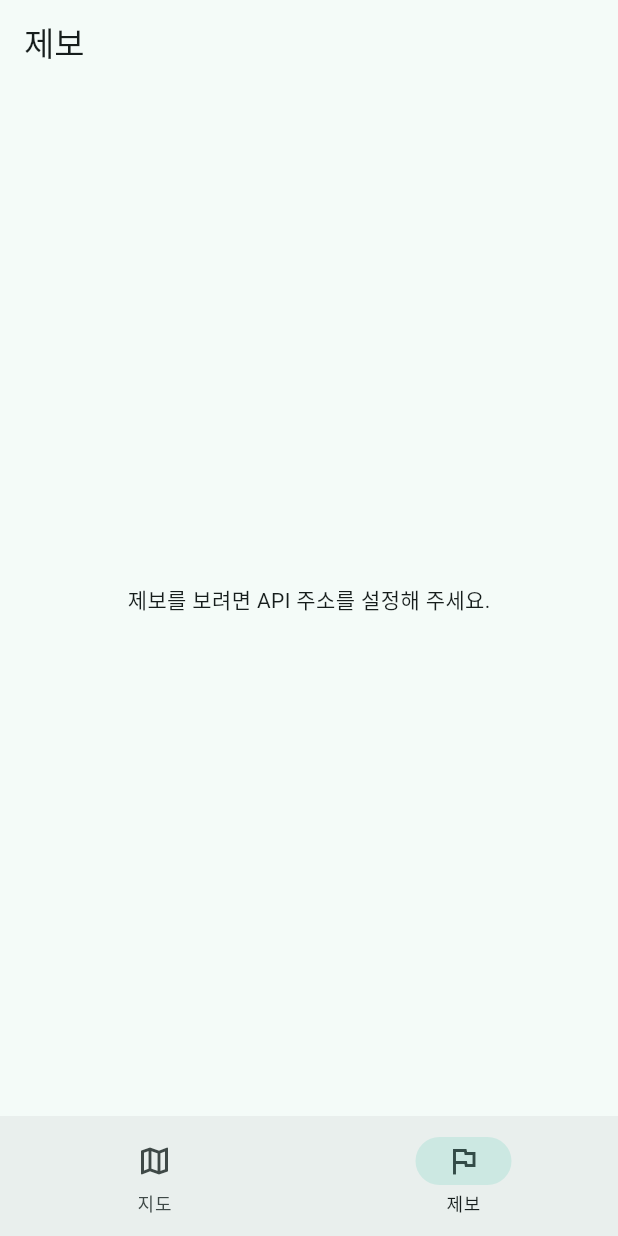
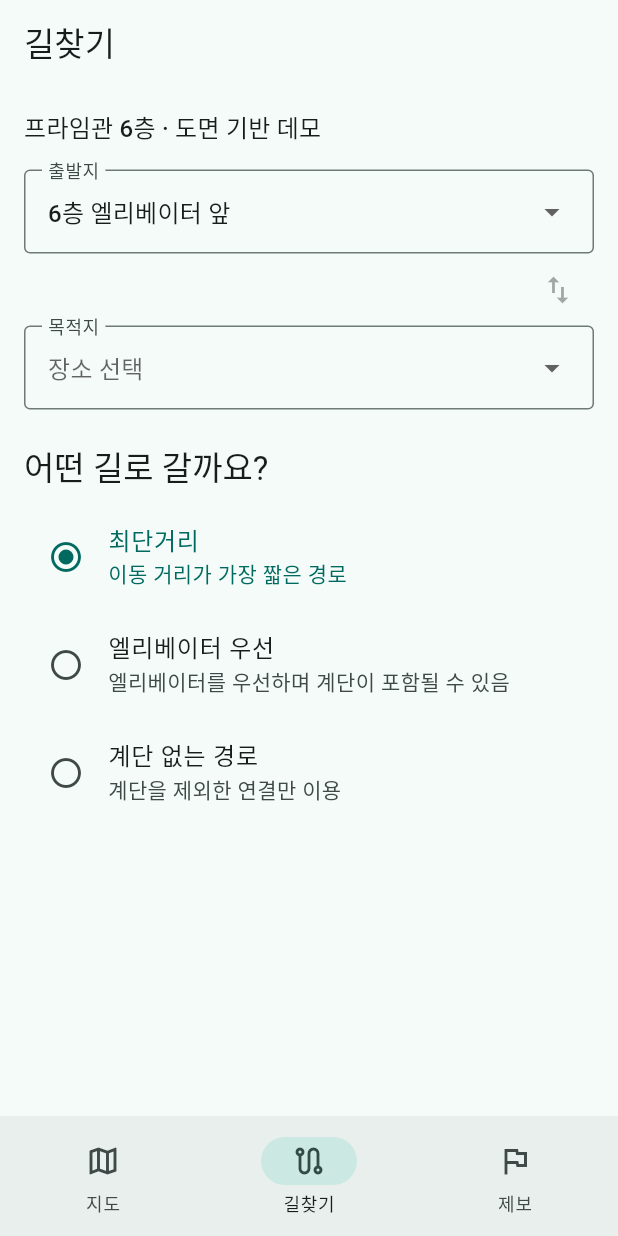
Before and after one commit to 0139702/yogijogi, a Flutter app: the screen it shows after launch, item 2 of the bottom bar chosen, on a phone screen of 412 x 824 dp. Run offline on Flutter 3.47's test engine with Material 3 defaults, Android fonts, the phone set to English and light mode, and no system bars; our stand-ins replace material_ui.

Commit message:
[feat] 지도 탭과 길찾기 설정 화면 추가

```diff
--- a/yogijogi/lib/app.dart
+++ b/yogijogi/lib/app.dart
@@ -2,6 +2,7 @@ import 'package:material_ui/material_ui.dart';
 
 import 'core/app_config.dart';
 import 'features/map/map_screen.dart';
+import 'features/navigation/route_screen.dart';
 import 'features/reports/report_api.dart';
 import 'features/reports/reports_screen.dart';
 
@@ -28,13 +29,27 @@ class _MyAppState extends State<MyApp> {
       title: '요기조기',
       theme: ThemeData(colorSchemeSeed: Colors.teal),
       home: Scaffold(
-        appBar: AppBar(title: Text(_index == 0 ? '캠퍼스 지도' : '제보')),
-        body: _index == 0 ? const MapScreen() : ReportsScreen(api: _api),
+        appBar: AppBar(title: Text(['캠퍼스 지도', '길찾기', '제보'][_index])),
+        body: IndexedStack(
+          index: _index,
+          children: [
+            MapScreen(onDirections: () => setState(() => _index = 1)),
+            const RouteScreen(),
+            if (_index == 2)
+              ReportsScreen(api: _api)
+            else
+              const SizedBox.shrink(),
+          ],
+        ),
         bottomNavigationBar: NavigationBar(
           selectedIndex: _index,
           onDestinationSelected: (index) => setState(() => _index = index),
           destinations: const [
             NavigationDestination(icon: Icon(Icons.map_outlined), label: '지도'),
+            NavigationDestination(
+              icon: Icon(Icons.route_outlined),
+              label: '길찾기',
+            ),
             NavigationDestination(icon: Icon(Icons.flag_outlined), label: '제보'),
           ],
         ),
--- a/yogijogi/lib/features/map/map_screen.dart
+++ b/yogijogi/lib/features/map/map_screen.dart
@@ -1,10 +1,27 @@
 import 'package:material_ui/material_ui.dart';
 
 class MapScreen extends StatelessWidget {
-  const MapScreen({super.key});
+  const MapScreen({super.key, required this.onDirections});
+
+  final VoidCallback onDirections;
 
   @override
   Widget build(BuildContext context) {
-    return const Center(child: Text('캠퍼스 지도 준비 중'));
+    return Center(
+      child: Column(
+        mainAxisSize: MainAxisSize.min,
+        children: [
+          const Icon(Icons.layers_outlined, size: 48),
+          const SizedBox(height: 12),
+          const Text('캠퍼스 지도 준비 중'),
+          const SizedBox(height: 12),
+          OutlinedButton.icon(
+            onPressed: onDirections,
+            icon: const Icon(Icons.turn_right),
+            label: const Text('길찾기 열기'),
+          ),
+        ],
+      ),
+    );
   }
 }
--- /dev/null
+++ b/yogijogi/lib/features/navigation/route_screen.dart
@@ -0,0 +1,124 @@
+import 'package:material_ui/material_ui.dart';
+
+enum _RouteOption {
+  shortest('최단거리', '이동 거리가 가장 짧은 경로'),
+  elevator('엘리베이터 우선', '엘리베이터를 우선하며 계단이 포함될 수 있음'),
+  stepFree('계단 없는 경로', '계단을 제외한 연결만 이용');
+
+  const _RouteOption(this.label, this.description);
+
+  final String label;
+  final String description;
+}
+
+enum _DemoPlace {
+  elevator('6층 엘리베이터 앞'),
+  room601('601호 네트워크보안 실습실'),
+  room602('602호 프로그래밍 실습실 A'),
+  room603('603호 프로그래밍 실습실 B'),
+  room604('604호 해킹실습실'),
+  room605('605호 디지털보안 실습실');
+
+  const _DemoPlace(this.label);
+
+  final String label;
+}
+
+class RouteScreen extends StatefulWidget {
+  const RouteScreen({super.key});
+
+  @override
+  State<RouteScreen> createState() => _RouteScreenState();
+}
+
+class _RouteScreenState extends State<RouteScreen> {
+  _DemoPlace _start = _DemoPlace.elevator;
+  _DemoPlace? _destination;
+  _RouteOption _option = _RouteOption.shortest;
+
+  Widget _placeField({
+    required String label,
+    required _DemoPlace? value,
+    required ValueChanged<_DemoPlace> onChanged,
+  }) {
+    return InputDecorator(
+      decoration: InputDecoration(
+        labelText: label,
+        border: const OutlineInputBorder(),
+      ),
+      child: DropdownButtonHideUnderline(
+        child: DropdownButton<_DemoPlace>(
+          isExpanded: true,
+          isDense: true,
+          value: value,
+          hint: const Text('장소 선택'),
+          onChanged: (place) {
+            if (place != null) onChanged(place);
+          },
+          items: [
+            for (final place in _DemoPlace.values)
+              DropdownMenuItem(value: place, child: Text(place.label)),
+          ],
+        ),
+      ),
+    );
+  }
+
+  @override
+  Widget build(BuildContext context) {
+    final destination = _destination;
+    return ListView(
+      padding: const EdgeInsets.all(16),
+      children: [
+        Text(
+          '프라임관 6층 · 도면 기반 데모',
+          style: Theme.of(context).textTheme.titleMedium,
+        ),
+        const SizedBox(height: 16),
+        _placeField(
+          label: '출발지',
+          value: _start,
+          onChanged: (place) => setState(() => _start = place),
+        ),
+        Align(
+          alignment: Alignment.centerRight,
+          child: IconButton(
+            tooltip: '출발지와 목적지 바꾸기',
+            icon: const Icon(Icons.swap_vert),
+            onPressed: destination == null
+                ? null
+                : () => setState(() {
+                    _destination = _start;
+                    _start = destination;
+                  }),
+          ),
+        ),
+        _placeField(
+          label: '목적지',
+          value: destination,
+          onChanged: (place) => setState(() => _destination = place),
+        ),
+        const SizedBox(height: 24),
+        Text('어떤 길로 갈까요?', style: Theme.of(context).textTheme.titleLarge),
+        const SizedBox(height: 8),
+        for (final option in _RouteOption.values)
+          ListTile(
+            leading: Icon(
+              _option == option
+                  ? Icons.radio_button_checked
+                  : Icons.radio_button_unchecked,
+            ),
+            title: Text(option.label),
+            subtitle: Text(option.description),
+            selected: _option == option,
+            onTap: () => setState(() => _option = option),
+          ),
+        const SizedBox(height: 8),
+        if (destination == _start)
+          const Text('출발지와 목적지를 다르게 선택해 주세요.')
+        else if (destination != null)
+          const Text('현재 데모에는 계산된 경로가 없습니다.'),
+      ],
+    );
+  }
+}
```
Also changed, not shown: 1 other file.
